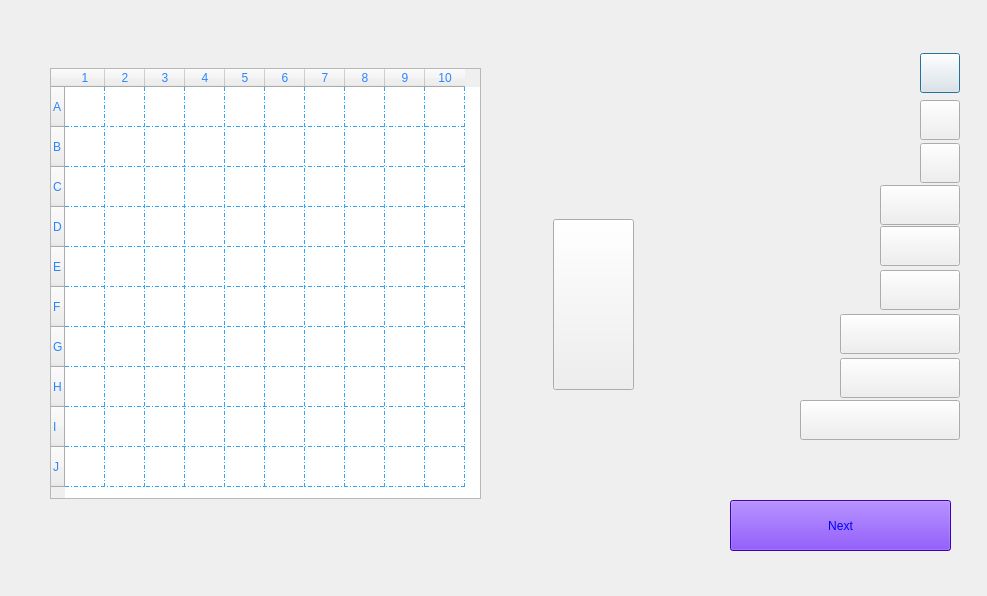
Before: the Qt Designer form dialogsetgameboard.ui in pouya-prh/Battle_Ship, drawn with Qt 5.
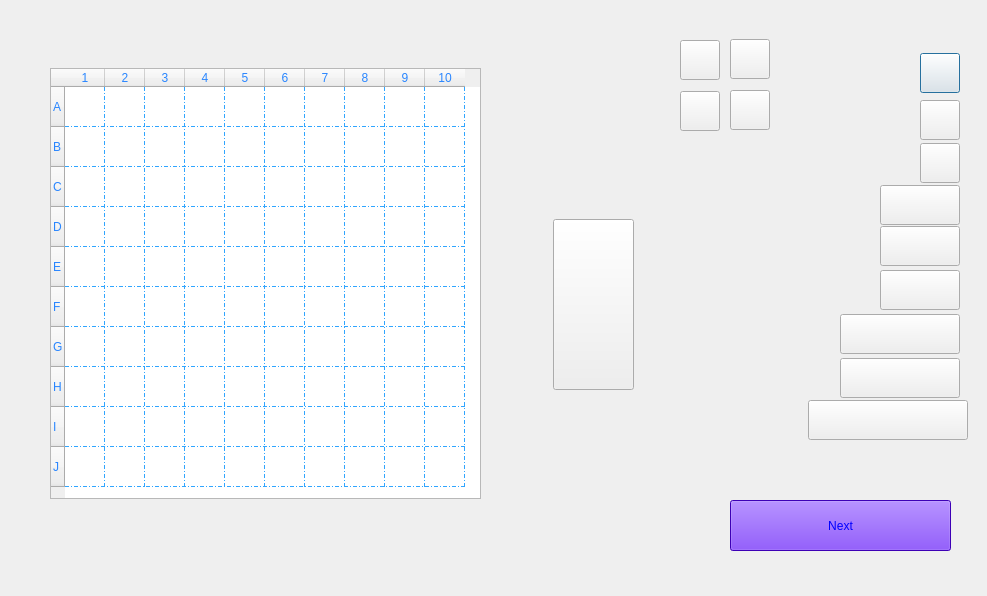
After: the same form once the commit is applied. Icons and pictures are not drawn. Custom widgets are drawn as their Qt base class.

Commit message: shopV2 + swap set page with shop for make mine and airdefance draggable

Patch:
```diff
--- a/dialogsetgameboard.ui
+++ b/dialogsetgameboard.ui
@@ -370,7 +370,7 @@
   <widget class="DraggableButton" name="ship41">
    <property name="geometry">
     <rect>
-     <x>800</x>
+     <x>808</x>
      <y>400</y>
      <width>160</width>
      <height>40</height>
@@ -435,6 +435,94 @@
     <string>Next</string>
    </property>
   </widget>
+  <widget class="DraggableButton" name="mine1">
+   <property name="geometry">
+    <rect>
+     <x>730</x>
+     <y>39</y>
+     <width>40</width>
+     <height>40</height>
+    </rect>
+   </property>
+   <property name="styleSheet">
+    <string notr="true">image: url(:/Recommended Source Files/Recommended Source Files/Images/mine2.png);</string>
+   </property>
+   <property name="text">
+    <string/>
+   </property>
+   <property name="iconSize">
+    <size>
+     <width>40</width>
+     <height>40</height>
+    </size>
+   </property>
+  </widget>
+  <widget class="DraggableButton" name="mine2">
+   <property name="geometry">
+    <rect>
+     <x>680</x>
+     <y>40</y>
+     <width>40</width>
+     <height>40</height>
+    </rect>
+   </property>
+   <property name="styleSheet">
+    <string notr="true">image: url(:/Recommended Source Files/Recommended Source Files/Images/mine2.png);</string>
+   </property>
+   <property name="text">
+    <string/>
+   </property>
+   <property name="iconSize">
+    <size>
+     <width>40</width>
+     <height>40</height>
+    </size>
+   </property>
+  </widget>
+  <widget class="DraggableButton" name="airDefance1">
+   <property name="geometry">
+    <rect>
+     <x>730</x>
+     <y>90</y>
+     <width>40</width>
+     <height>40</height>
+    </rect>
+   </property>
+   <property name="styleSheet">
+    <string notr="true">image: url(:/Recommended Source Files/Recommended Source Files/Images/triple.png);</string>
+   </property>
+   <property name="text">
+    <string/>
+   </property>
+   <property name="iconSize">
+    <size>
+     <width>40</width>
+     <height>40</height>
+    </size>
+   </property>
+  </widget>
+  <widget class="DraggableButton" name="airDefance2">
+   <property name="geometry">
+    <rect>
+     <x>680</x>
+     <y>91</y>
+     <width>40</width>
+     <height>40</height>
+    </rect>
+   </property>
+   <property name="styleSheet">
+    <string notr="true">image: url(:/Recommended Source Files/Recommended Source Files/Images/triple.png);</string>
+   </property>
+   <property name="text">
+    <string/>
+   </property>
+   <property name="iconSize">
+    <size>
+     <width>40</width>
+     <height>40</height>
+    </size>
+   </property>
+  </widget>
  </widget>
  <customwidgets>
   <customwidget>
```
Left out of the diff: 3 changed lines with no effect on the pictures. The commit also changes 49 other files.
